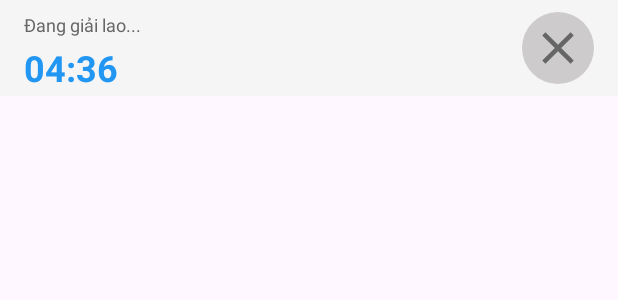
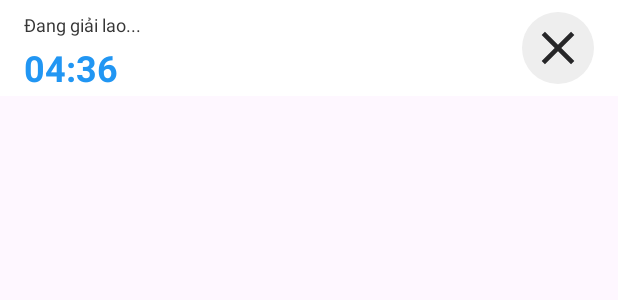
Before and after one commit to HuyHN01/FocusPomodoroApp, an Android app: the layout notification_pomodoro_break_running.xml on its own in the app's theme, with its tools: preview values and no code run, on a phone screen of 412 x 824 dp. Shown: the top 300 px of the screen. Run offline under Robolectric (Android 15) with nearby library versions, the phone set to English and light mode, and no system bars.

Commit message:
Điều chỉnh lại màu sách của Notification

```diff
--- a/app/src/main/res/drawable/notification_button_circle_gray.xml
+++ b/app/src/main/res/drawable/notification_button_circle_gray.xml
@@ -1,7 +1,7 @@
 <?xml version="1.0" encoding="utf-8"?>
 <shape xmlns:android="http://schemas.android.com/apk/res/android"
     android:shape="oval">
-    <solid android:color="#D8C7C5C5" />
+    <solid android:color="@color/notification_ic_white" />
     <size
         android:width="48dp"
         android:height="48dp" />
--- a/app/src/main/res/drawable/notification_button_circle_orange.xml
+++ b/app/src/main/res/drawable/notification_button_circle_orange.xml
@@ -1,7 +1,7 @@
 <?xml version="1.0" encoding="utf-8"?>
 <shape xmlns:android="http://schemas.android.com/apk/res/android"
     android:shape="oval">
-    <solid android:color="#FF6B3D" />
+    <solid android:color="@color/pomodoro_orange" />
     <size
         android:width="48dp"
         android:height="48dp" />
--- a/app/src/main/res/layout/notification_pomodoro_break_running.xml
+++ b/app/src/main/res/layout/notification_pomodoro_break_running.xml
@@ -3,7 +3,7 @@
     xmlns:app="http://schemas.android.com/apk/res-auto"
     android:layout_width="match_parent"
     android:layout_height="64dp"
-    android:background="#F5F5F5"
+    android:background="@color/notification_bg"
     android:padding="8dp">
 
     <TextView
@@ -18,7 +18,7 @@
         android:ellipsize="end"
         android:maxLines="1"
         android:text="Đang giải lao..."
-        android:textColor="#666666"
+        android:textColor="@color/notification_text_gray"
         android:textSize="12sp" />
 
     <TextView
@@ -43,9 +43,9 @@
         android:layout_marginEnd="8dp"
         android:background="@drawable/notification_button_circle_gray"
         android:contentDescription="Skip Break"
-        android:padding="6dp"
+        android:padding="5dp"
         android:scaleType="fitCenter"
         android:src="@drawable/ic_close"
-        app:tint="@color/notification_text_gray"/>
+        app:tint="@color/notification_ic_gray"/>
 
 </RelativeLayout>
--- a/app/src/main/res/values/colors.xml
+++ b/app/src/main/res/values/colors.xml
@@ -9,9 +9,15 @@
     <color name="red_pomodoro">#C30707</color>
     <color name="black">#000000</color>
     <color name="red">#F44336</color>
+
+
+    <!--Notification Color-->
     <color name="pomodoro_orange">#FF6B3D</color>
     <color name="break_blue">#2196F3</color>
-    <color name="notification_bg">#F5F5F5</color>
-    <color name="notification_text_gray">#666666</color>
+    <color name="notification_bg">#ffffff</color>
+    <color name="notification_text_gray">#363636</color>
     <color name="notification_button_gray">#9E9E9E</color>
+    <color name="notification_bg_gray">#BFBAB5</color>
+    <color name="notification_ic_gray">#262628</color>
+    <color name="notification_ic_white">#EEEEEE</color>
 </resources>
```
Also changed, not shown: app/src/main/res/layout/notification_pomodoro_break_ready.xml (+4 -4 lines), app/src/main/res/layout/notification_pomodoro_idle.xml (+4 -4 lines), app/src/main/res/layout/notification_pomodoro_paused.xml (+5 -5 lines), app/src/main/res/layout/notification_pomodoro_running.xml (+5 -5 lines).
